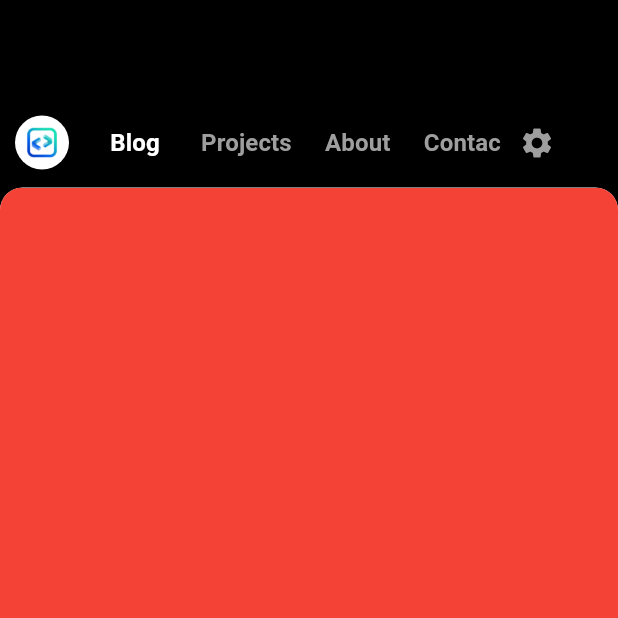
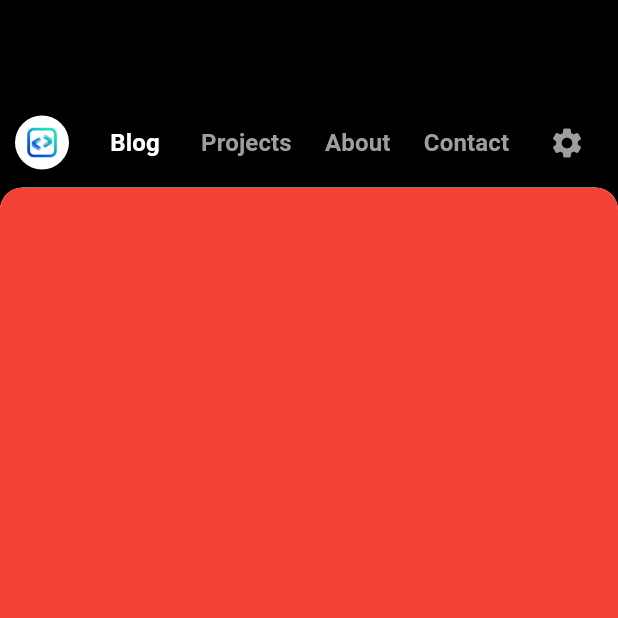
Before and after one commit to afandos-bbm/fan2dev_app_flutter, a Flutter app: the screen it shows after launch, on a phone screen of 412 x 824 dp, the top half of it. Run offline on Flutter 3.47's test engine with Material 3 defaults, Android fonts, the phone set to English and light mode, and no system bars; our stand-ins replace bloc, cloud_firestore, device_info_plus, dio, equatable, firebase_auth and 8 more; accounts and stored records are empty; generated files the repository leaves out were written again.

Commit message:
fix: :lipstick: remove space on appbar

```diff
--- a/lib/features/home/view/home_page.dart
+++ b/lib/features/home/view/home_page.dart
@@ -172,7 +172,7 @@ class _HomePageView extends StatelessWidget {
                       ],
                     ),
                   ),
-                  const SizedBox(width: 30),
+                  const SizedBox(width: 10),
                 ],
               )),
           const SizedBox(height: 5),
```
